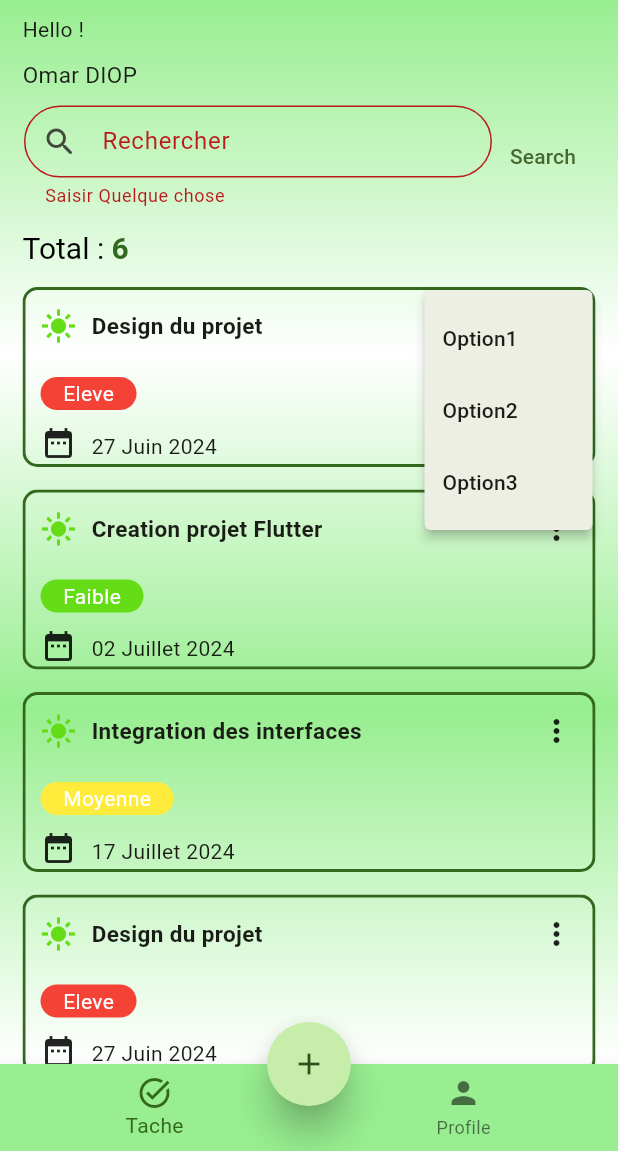
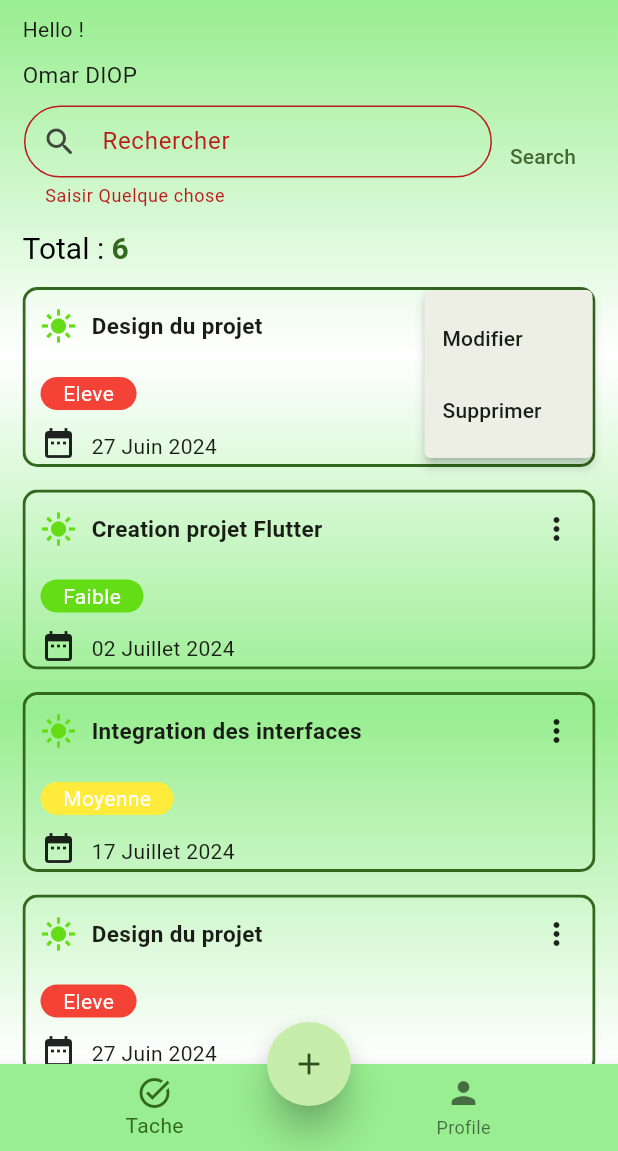
Before and after one commit to OmarDIOP0/tasker-app-force-n, a Flutter app: the screen it shows after launch, after a tap on "Search", after a tap on the "more vert" icon, on a phone screen of 412 x 824 dp, the part 85-1236 px from its top. Run offline on Flutter 3.47's test engine with Material 3 defaults, Android fonts, the light colour scheme and no system bars.

Commit message:
modification de la page accueil

```diff
--- a/lib/widget/ui_custom_container.dart
+++ b/lib/widget/ui_custom_container.dart
@@ -45,7 +45,7 @@ class UICustomContainer extends StatelessWidget {
                           print("Action selectionnée : $value");
                         },
                         itemBuilder: (BuildContext context){
-                          return {'Option1','Option2','Option3'}
+                          return {'Modifier','Supprimer'}
                               .map((String choice){
                             return PopupMenuItem<String>(
                               value: choice,
```
